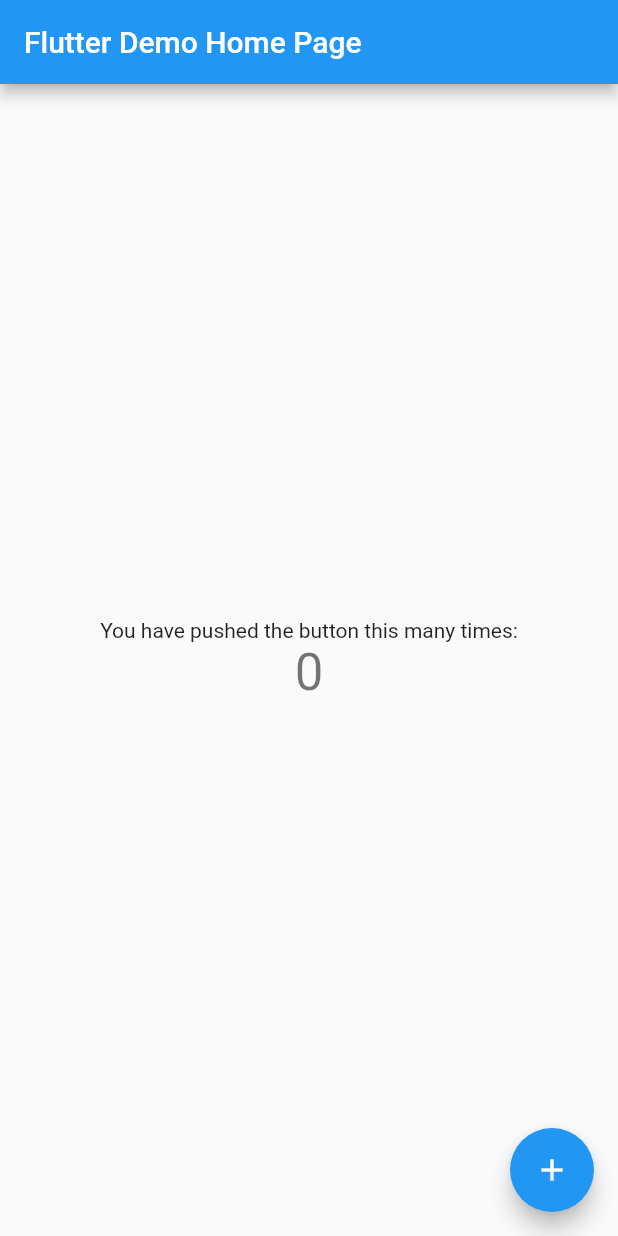
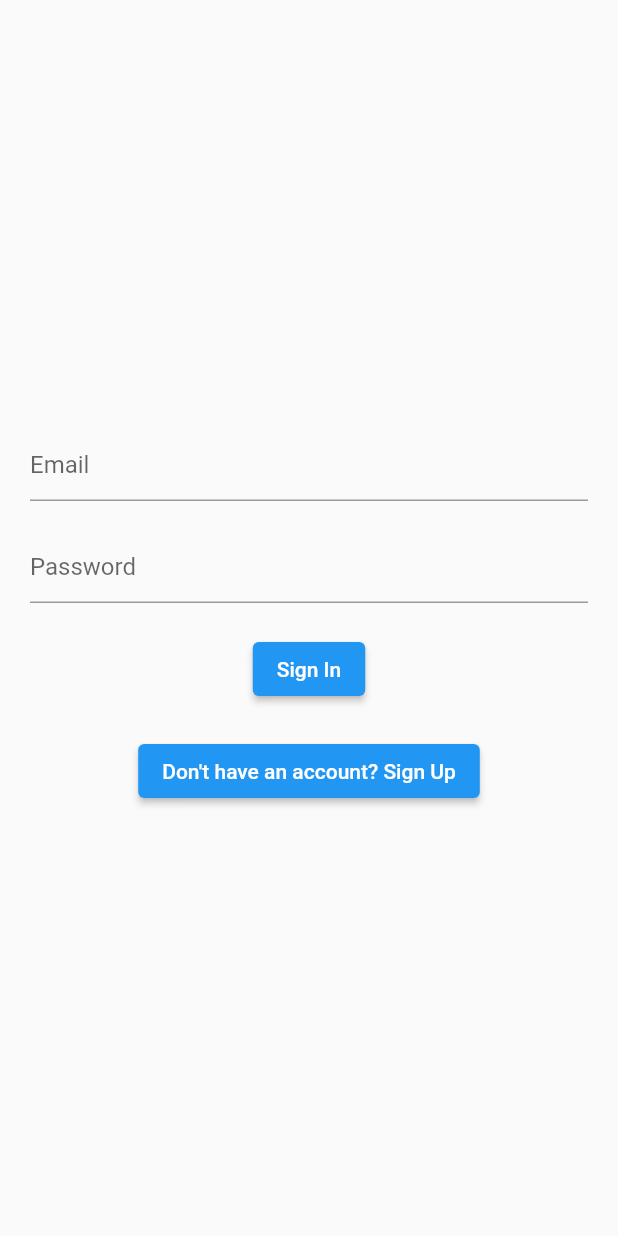
Before and after one commit to Mindo-Joseph/Habit-Tracker-PLP-2, a Flutter app: the screen it shows after launch, on a phone screen of 412 x 824 dp. Run offline on Flutter 3.47's test engine with Material 2 defaults, Android fonts, the phone set to English and light mode, and no system bars; our stand-ins replace firebase_auth, firebase_core; accounts and stored records are empty.

Commit message:
implement email/password authentication

```diff
--- a/lib/main.dart
+++ b/lib/main.dart
@@ -1,117 +1,28 @@
 import 'package:flutter/material.dart';
-import 'package:splashscreen/splashscreen.dart';
+import 'package:firebase_core/firebase_core.dart';
 
-void main() {
+import 'package:habit_tracker_plp/pages/sign_up_page.dart';
+import 'package:habit_tracker_plp/pages/login_page.dart';
+
+void main() async {
+  WidgetsFlutterBinding.ensureInitialized();
+  await Firebase.initializeApp();
   runApp(MyApp());
 }
 
 class MyApp extends StatelessWidget {
-  // This widget is the root of your application.
   @override
   Widget build(BuildContext context) {
+
     return MaterialApp(
-        title: 'Flutter Demo',
-        theme: ThemeData(
-          primarySwatch: Colors.blue,
-          visualDensity: VisualDensity.adaptivePlatformDensity,
-        ),
-        home: SplashScreen(
-          seconds: 8,
-          navigateAfterSeconds:MyHomePage(title: 'Flutter Demo Home Page'),
-          title: new Text(
-            'SplashScreen Example',
-            style: new TextStyle(
-                fontWeight: FontWeight.bold,
-                fontSize: 20.0,
-                color: Colors.white),
-          ),
-          backgroundColor: Colors.lightBlue[200],
-        )
+      title: 'Your Project Name',
+      theme: ThemeData(
+        primarySwatch: Colors.blue,
+      ),
+      home: LoginPage(),
+      routes: {
+        '/signup': (context) => SignUpPage(),
+      },
     );
   }
 }
-
-class MyHomePage extends StatefulWidget {
-  const MyHomePage({super.key, required this.title});
-
-  // This widget is the home page of your application. It is stateful, meaning
-  // that it has a State object (defined below) that contains fields that affect
-  // how it looks.
-
-  // This class is the configuration for the state. It holds the values (in this
-  // case the title) provided by the parent (in this case the App widget) and
-  // used by the build method of the State. Fields in a Widget subclass are
-  // always marked "final".
-
-  final String title;
-
-  @override
-  State<MyHomePage> createState() => _MyHomePageState();
-}
-
-class _MyHomePageState extends State<MyHomePage> {
-  int _counter = 0;
-
-  void _incrementCounter() {
-    setState(() {
-      // This call to setState tells the Flutter framework that something has
-      // changed in this State, which causes it to rerun the build method below
-      // so that the display can reflect the updated values. If we changed
-      // _counter without calling setState(), then the build method would not be
-      // called again, and so nothing would appear to happen.
-      _counter++;
-    });
-  }
-
-  @override
-  Widget build(BuildContext context) {
-    // This method is rerun every time setState is called, for instance as done
-    // by the _incrementCounter method above.
-    //
-    // The Flutter framework has been optimized to make rerunning build methods
-    // fast, so that you can just rebuild anything that needs updating rather
-    // than having to individually change instances of widgets.
-    return Scaffold(
-      appBar: AppBar(
-        // Here we take the value from the MyHomePage object that was created by
-        // the App.build method, and use it to set our appbar title.
-        title: Text(widget.title),
-      ),
-      body: Center(
-        // Center is a layout widget. It takes a single child and positions it
-        // in the middle of the parent.
-        child: Column(
-          // Column is also a layout widget. It takes a list of children and
-          // arranges them vertically. By default, it sizes itself to fit its
-          // children horizontally, and tries to be as tall as its parent.
-          //
-          // Invoke "debug painting" (press "p" in the console, choose the
-          // "Toggle Debug Paint" action from the Flutter Inspector in Android
-          // Studio, or the "Toggle Debug Paint" command in Visual Studio Code)
-          // to see the wireframe for each widget.
-          //
-          // Column has various properties to control how it sizes itself and
-          // how it positions its children. Here we use mainAxisAlignment to
-          // center the children vertically; the main axis here is the vertical
-          // axis because Columns are vertical (the cross axis would be
-          // horizontal).
-          mainAxisAlignment: MainAxisAlignment.center,
-          children: <Widget>[
-            const Text(
-              'You have pushed the button this many times:',
-            ),
-            Text(
-              '$_counter',
-              style: Theme.of(context).textTheme.headline4,
-            ),
-          ],
-        ),
-      ),
-      floatingActionButton: FloatingActionButton(
-        onPressed: _incrementCounter,
-        tooltip: 'Increment',
-        child: const Icon(Icons.add),
-      ), // This trailing comma makes auto-formatting nicer for build methods.
-    );
-  }
-}
--- /dev/null
+++ b/lib/pages/login_page.dart
@@ -0,0 +1,85 @@
+import 'package:flutter/material.dart';
+import 'package:habit_tracker_plp/services/authentication.dart';
+import 'package:habit_tracker_plp/pages/sign_up_page.dart';
+
+class LoginPage extends StatefulWidget {
+  @override
+  _LoginPageState createState() => _LoginPageState();
+}
+
+class _LoginPageState extends State<LoginPage> {
+  final _formKey = GlobalKey<FormState>();
+  late String _email;
+  late String _password;
+
+  @override
+  Widget build(BuildContext context) {
+    return Scaffold(
+      body: Form(
+        key: _formKey,
+        child: Padding(
+          padding: const EdgeInsets.all(20.0),
+          child: Column(
+            mainAxisAlignment: MainAxisAlignment.center,
+            children: <Widget>[
+              TextFormField(
+                decoration: InputDecoration(
+                  hintText: 'Email',
+                ),
+                validator: (value) {
+                  if (value!.isEmpty) {
+                    return 'Please enter a valid email';
+                  }
+                  return null;
+                },
+                onSaved: (value) => _email = value!,
+              ),
+              SizedBox(
+                height: 20.0,
+              ),
+              TextFormField(
+                decoration: InputDecoration(
+                  hintText: 'Password',
+                ),
+                validator: (value) {
+                  if (value!.isEmpty) {
+                    return 'Please enter a password';
+                  }
+                  return null;
+                },
+                onSaved: (value) => _password = value!,
+                obscureText: true,
+              ),
+              SizedBox(
+                height: 20.0,
+              ),
+              ElevatedButton(
+                onPressed: () {
+                  if (_formKey.currentState!.validate()) {
+                    _formKey.currentState!.save();
+                    Authentication().signInWithEmailAndPassword(_email, _password, context);
+                  }
+                },
+                child: Text('Sign In'),
+              ),
+              SizedBox(
+                height: 20.0,
+              ),
+              ElevatedButton(
+                onPressed: () {
+                  Navigator.push(
+                    context,
+                    MaterialPageRoute(
+                      builder: (context) => SignUpPage(),
+                    ),
+                  );
+                },
+                child: Text('Don\'t have an account? Sign Up'),
+              ),
+            ],
+          ),
+        ),
+      ),
+    );
+  }
+}
--- /dev/null
+++ b/lib/services/authentication.dart
@@ -0,0 +1,47 @@
+
+import 'package:firebase_auth/firebase_auth.dart';
+import 'package:flutter/material.dart';
+import 'package:habit_tracker_plp/pages/homepage.dart';
+
+
+class Authentication {
+  final FirebaseAuth _auth = FirebaseAuth.instance;
+
+
+
+  Future<void> signUpWithEmailAndPassword(String email, String password, BuildContext context) async {
+    try {
+      var result = await _auth.createUserWithEmailAndPassword(
+        email: email,
+        password: password,
+      );
+      var user = result.user;
+      print('User created with email: ${user?.email}');
+      Navigator.push(
+        context,
+        MaterialPageRoute(
+          builder: (BuildContext context) => HomePage(),
+        ),
+      );
+    } catch (e) {
+      print('Error creating user: $e');
+    }
+  }
+
+  Future<void> signInWithEmailAndPassword(String email, String password, BuildContext context) async {
+    try {
+      var result = await _auth.signInWithEmailAndPassword(
+        email: email,
+        password: password,
+      );
+      var user = result.user;
+      print('Signed in with email: ${user?.email}');
+      Navigator.push(
+        context,
+        MaterialPageRoute(builder: (BuildContext context) => HomePage())
+      );
+    } catch (e) {
+      print('Error signing in: $e');
+    }
+  }
+}
```
Also changed, not shown: lib/pages/homepage.dart (added, +15 -0 lines), lib/pages/sign_up_page.dart (added, +71 -0 lines), 3 other files.
